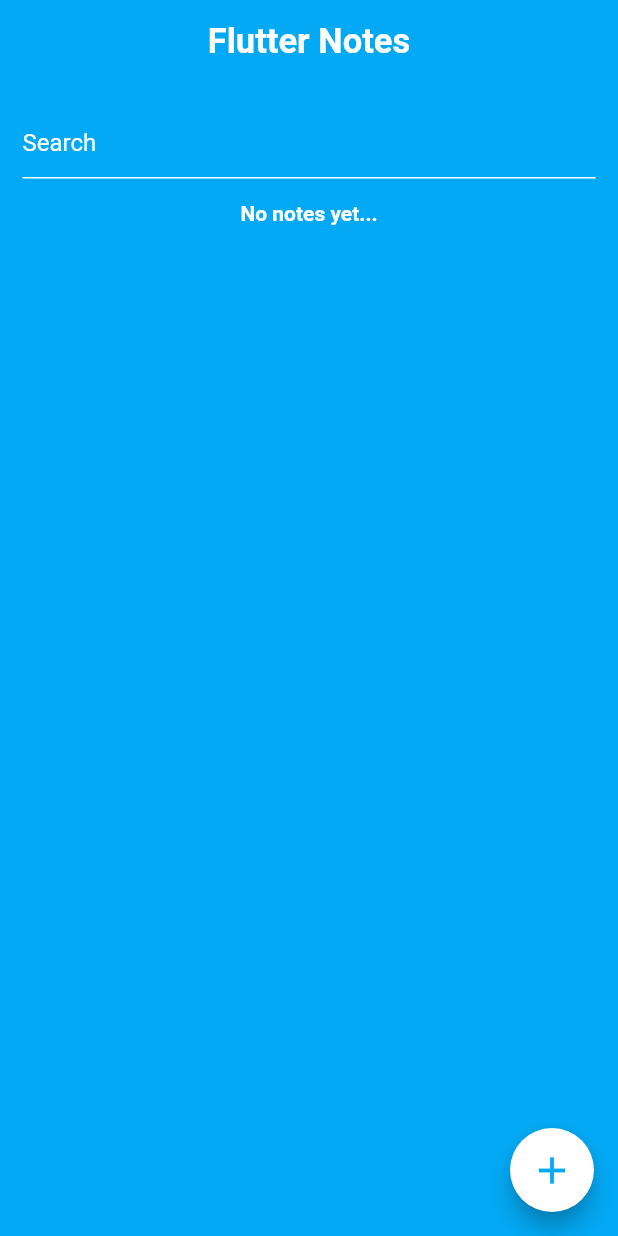
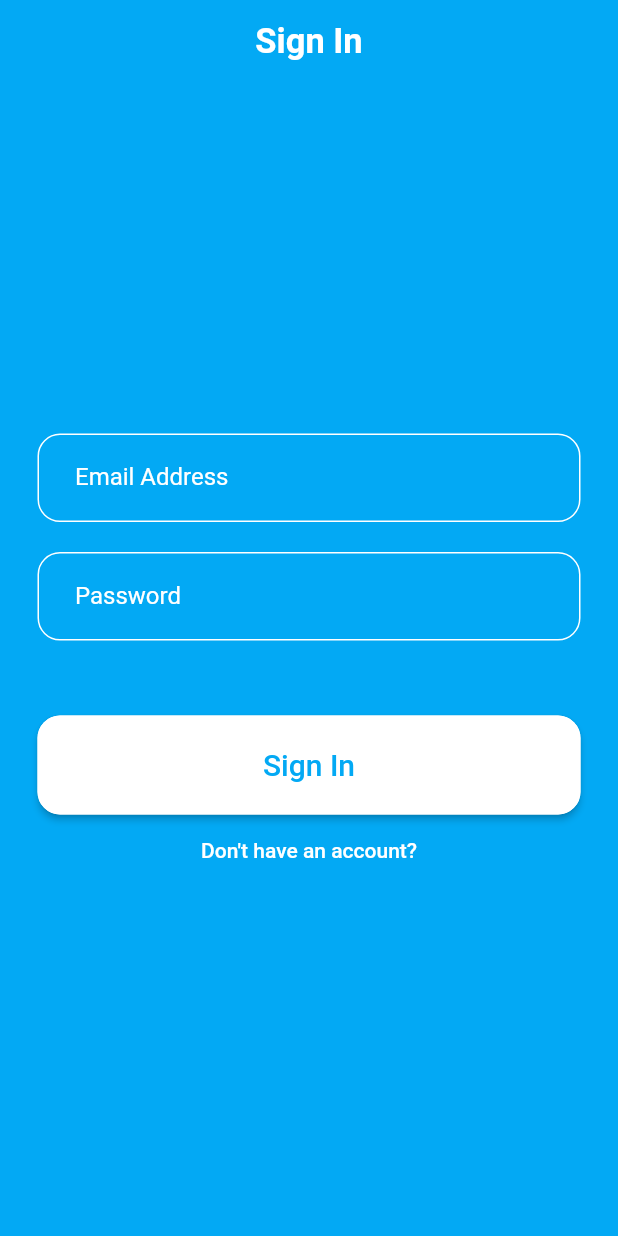
Before and after one commit to om-garg/notes_app, a Flutter app: the screen it shows after launch, on a phone screen of 412 x 824 dp. Run offline on Flutter 3.47's test engine with Material 2 defaults, Android fonts, the phone set to English and light mode, and no system bars; our stand-ins replace shared_preferences.

Commit message:
login screen added

```diff
--- a/lib/main.dart
+++ b/lib/main.dart
@@ -1,5 +1,6 @@
 import 'package:flutter/material.dart';
 import 'package:notes_app/screens/home_screen.dart';
+import 'package:notes_app/screens/login_screen.dart';
 import 'package:provider/provider.dart';
 import 'model/notes_data.dart';
 
@@ -18,7 +19,8 @@ class MyApp extends StatelessWidget {
         theme: ThemeData(
           primarySwatch: Colors.lightBlue,
         ),
-        home: HomeScreen(),
+        // home: HomeScreen(),
+        home: LoginScreen(),
         debugShowCheckedModeBanner: false,
       ),
     );
--- a/lib/screens/add_notes_screen.dart
+++ b/lib/screens/add_notes_screen.dart
@@ -1,5 +1,6 @@
 import 'package:flutter/material.dart';
 import 'package:notes_app/model/notes_data.dart';
+import 'package:notes_app/widgets/custom_button.dart';
 import 'package:provider/provider.dart';
 import 'package:uuid/uuid.dart';
 
@@ -27,9 +28,9 @@ class _AddNoteScreenState extends State<AddNoteScreen> {
     // TODO: implement initState
     super.initState();
 
-    if(widget.isUpdate) {
+    if (widget.isUpdate) {
       title.text = widget.note!.title;
-    content.text = widget.note!.content;
+      content.text = widget.note!.content;
     }
   }
 
@@ -40,10 +41,9 @@ class _AddNoteScreenState extends State<AddNoteScreen> {
     content.dispose();
     super.dispose();
   }
+
   @override
   Widget build(BuildContext context) {
-
-
     return Scaffold(
       body: Padding(
         padding: const EdgeInsets.all(15.0),
@@ -52,7 +52,7 @@ class _AddNoteScreenState extends State<AddNoteScreen> {
           children: [
             TextField(
               onSubmitted: (val) {
-                if(val != " "){
+                if (val != " ") {
                   noteFocus.requestFocus();
                 }
               },
@@ -65,7 +65,6 @@ class _AddNoteScreenState extends State<AddNoteScreen> {
               keyboardType: TextInputType.text,
               cursorColor: Colors.white,
               cursorHeight: 27,
-
               decoration: InputDecoration(
                 hintText: 'Title of Note',
                 hintStyle: TextStyle(
@@ -73,7 +72,7 @@ class _AddNoteScreenState extends State<AddNoteScreen> {
                   fontSize: 23,
                   fontWeight: FontWeight.w600,
                 ),
-                  border: InputBorder.none,
+                border: InputBorder.none,
               ),
             ),
             SizedBox(
@@ -118,20 +117,18 @@ class _AddNoteScreenState extends State<AddNoteScreen> {
                       color: Colors.white,
                       width: 2,
                     ),
-                      borderRadius: const BorderRadius.all(Radius.circular(10.0)),
+                    borderRadius: const BorderRadius.all(Radius.circular(10.0)),
                   ),
                 ),
               ),
             ),
             SizedBox(
-              height: 10,
+              height: 20,
             ),
-            ElevatedButton(
-              style: ElevatedButton.styleFrom(
-                primary: Colors.white,
-              ),
-              onPressed: () {
-                if(widget.isUpdate) {
+            CustomButton(
+              text: widget.isUpdate ? "Edit" : 'Add',
+              onPress: () {
+                if (widget.isUpdate) {
                   Notes note = new Notes(
                     id: widget.note!.id,
                     userid: widget.note!.userid,
@@ -151,27 +148,11 @@ class _AddNoteScreenState extends State<AddNoteScreen> {
                     dateAdded: DateTime.now(),
                   );
                   print(note.id);
-                  Provider.of<NotesData>(context, listen: false)
-                      .addNotes(note);
+                  Provider.of<NotesData>(context, listen: false).addNotes(note);
                   Navigator.pop(context);
                 }
               },
-              child: Container(
-                width: MediaQuery.of(context).size.width,
-                height: MediaQuery.of(context).size.height * 0.06,
-                color: Colors.white,
-                child: Center(
-                  child: Text(
-                    widget.isUpdate ? "Edit" :'Add',
-                    textAlign: TextAlign.center,
-                    style: TextStyle(
-                      color: Colors.lightBlue,
-                      fontSize: 25,
-                    ),
-                  ),
-                ),
-              ),
-            ),
+            )
           ],
         ),
       ),
--- a/lib/screens/login_screen.dart
+++ b/lib/screens/login_screen.dart
@@ -1 +1,100 @@
 import 'package:flutter/material.dart';
+import 'package:notes_app/widgets/custom_button.dart';
+import 'package:notes_app/widgets/custom_text_field.dart';
+
+class LoginScreen extends StatefulWidget {
+  const LoginScreen({Key? key}) : super(key: key);
+
+  @override
+  State<LoginScreen> createState() => _LoginScreenState();
+}
+
+class _LoginScreenState extends State<LoginScreen> {
+  TextEditingController emailController = TextEditingController();
+  TextEditingController passwordController = TextEditingController();
+  TextEditingController confirmPasswordController = TextEditingController();
+
+  bool isSignUp = false;
+
+  @override
+  void dispose() {
+    // TODO: implement dispose
+    super.dispose();
+    emailController.dispose();
+    passwordController.dispose();
+  }
+
+  @override
+  Widget build(BuildContext context) {
+    return Scaffold(
+      backgroundColor: Colors.lightBlue,
+      appBar: AppBar(
+        backgroundColor: Colors.transparent,
+        elevation: 0,
+        shadowColor: Colors.transparent,
+        title: Text(
+          isSignUp ? "Sign Up" : "Sign In",
+          style: TextStyle(
+            color: Colors.white,
+            fontSize: 23,
+            fontWeight: FontWeight.bold,
+          ),
+        ),
+        centerTitle: true,
+      ),
+      body: Padding(
+        padding: const EdgeInsets.all(25),
+        child: Column(
+          crossAxisAlignment: CrossAxisAlignment.center,
+          mainAxisAlignment: MainAxisAlignment.center,
+          children: [
+            CustomTextField(
+                controller: emailController,
+                labelText: "Email Address",
+                obscure: false,
+                hintText: "abs@gmail.com",
+            ),
+            SizedBox(
+              height: 20,
+            ),
+            CustomTextField(
+              controller: passwordController,
+              labelText: "Password",
+              obscure: true,
+              hintText: "Password",
+            ),
+            isSignUp ? SizedBox(
+              height: 20,
+            ) : SizedBox(),
+            isSignUp ? CustomTextField(
+              controller: passwordController,
+              labelText: "Confirm Password",
+              obscure: true,
+              hintText: "Confirm Password",
+            ) : SizedBox(),
+            SizedBox(
+              height: 50,
+            ),
+            CustomButton(
+                text: isSignUp ? "Sign Up" : "Sign In",
+                onPress: (){},
+            ),
+            TextButton(
+                onPressed: (){
+                  setState(() {
+                    isSignUp = !isSignUp;
+                  });
+                },
+                child: Text(
+                  isSignUp ? "Already have an account?" : "Don't have an account?",
+                  style: TextStyle(
+                    color: Colors.white,
+                  ),
+                ),
+            )
+          ],
+        ),
+      ),
+    );
+  }
+}
--- /dev/null
+++ b/lib/widgets/custom_button.dart
@@ -0,0 +1,40 @@
+import 'package:flutter/material.dart';
+class CustomButton extends StatelessWidget {
+  final String text;
+  final VoidCallback onPress;
+  const CustomButton({
+    Key? key,
+    required this.text,
+    required this.onPress
+  }) : super(key: key);
+
+  @override
+  Widget build(BuildContext context) {
+    return ElevatedButton(
+      style: ButtonStyle(
+          backgroundColor: MaterialStateProperty.all<Color>(Colors.white),
+          shape: MaterialStateProperty.all<RoundedRectangleBorder>(
+              RoundedRectangleBorder(
+                  borderRadius: BorderRadius.circular(15.0),
+                  side: BorderSide(color: Colors.white)
+              )
+          )
+      ),
+      onPressed: onPress,
+      child: Container(
+        width: MediaQuery.of(context).size.width,
+        height: MediaQuery.of(context).size.height * 0.08,
+        child: Center(
+          child: Text(
+            text,
+            textAlign: TextAlign.center,
+            style: TextStyle(
+              color: Colors.lightBlue,
+              fontSize: 20,
+            ),
+          ),
+        ),
+      ),
+    );
+  }
+}
--- /dev/null
+++ b/lib/widgets/custom_text_field.dart
@@ -0,0 +1,46 @@
+import 'package:flutter/material.dart';
+
+class CustomTextField extends StatelessWidget {
+  final TextEditingController controller;
+  final String labelText;
+  final bool obscure;
+  final String hintText;
+  const CustomTextField({
+    Key? key,
+    required this.controller,
+    required this.labelText,
+    required this.obscure,
+    required this.hintText
+  }) : super(key: key);
+
+  @override
+  Widget build(BuildContext context) {
+    return TextField(
+      controller: controller,
+      cursorColor: Colors.white,
+      obscureText: obscure,
+      obscuringCharacter: "*",
+      style: TextStyle(
+        color: Colors.white,
+      ),
+      decoration: InputDecoration(
+        contentPadding:
+        const EdgeInsets.symmetric(horizontal: 25, vertical: 20),
+        hintText: hintText,
+        hintStyle: TextStyle(
+          color: Colors.white54,
+        ),
+        labelText: labelText,
+        labelStyle: TextStyle(
+          color: Colors.white,
+        ),
+        enabledBorder: OutlineInputBorder(
+            borderRadius: BorderRadius.circular(15),
+            borderSide: BorderSide(width: 1, color: Colors.white)),
+        focusedBorder: OutlineInputBorder(
+            borderRadius: BorderRadius.circular(15),
+            borderSide: BorderSide(width: 1, color: Colors.white)),
+      ),
+    );
+  }
+}
```
